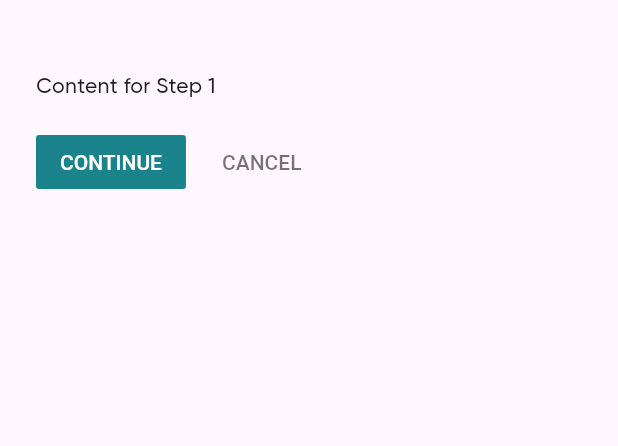
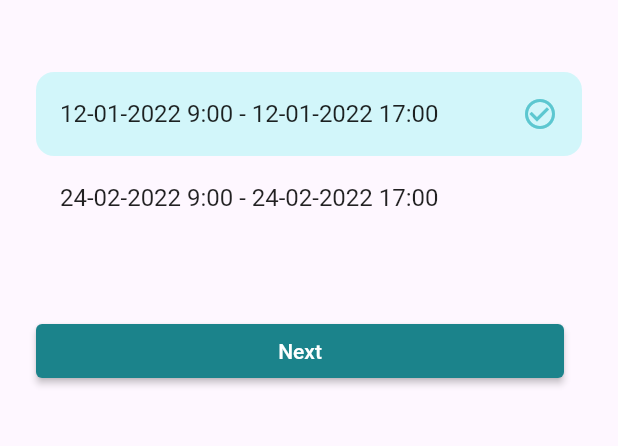
Before and after one commit to BelchieBen/I-Learn, a Flutter app: the screen it shows after launch, after a tap on "Time Management", on a phone screen of 412 x 824 dp, the part 156-602 px from its top. Run offline on Flutter 3.47's test engine with Material 2 defaults, Android fonts, the phone set to English and light mode, and no system bars.

Commit message:
Added a date selector and synced the selected value in state & changed the stepper buttons

```diff
--- a/lib/src/components/course/booking_stepper.dart
+++ b/lib/src/components/course/booking_stepper.dart
@@ -16,9 +16,30 @@ class BookingStepper extends StatefulWidget {
 
 class _BookingStepperState extends State<BookingStepper> {
   int _index = 0;
+  int selectedDateIndex = 0;
+
+  final GlobalKey<FormState> formKey = GlobalKey<FormState>();
+
+  final List<String> dates = [
+    "12-01-2022 9:00 - 12-01-2022 17:00",
+    "24-02-2022 9:00 - 24-02-2022 17:00",
+  ];
 
   @override
   Widget build(BuildContext context) {
+    final isLastStep = _index == 2 - 1;
+    Color getColor(Set<MaterialState> states) {
+      const Set<MaterialState> interactiveStates = <MaterialState>{
+        MaterialState.pressed,
+        MaterialState.hovered,
+        MaterialState.focused,
+      };
+      if (states.any(interactiveStates.contains)) {
+        return const Color.fromRGBO(139, 147, 154, 1);
+      }
+      return const Color.fromRGBO(182, 187, 193, 1);
+    }
+
     return Theme(
       data: ThemeData(
         canvasColor: Colors.transparent,
@@ -28,6 +49,12 @@ class _BookingStepperState extends State<BookingStepper> {
             ),
       ),
       child: Stepper(
+        controlsBuilder: (BuildContext context, ControlsDetails details) {
+          return Container(
+            margin: const EdgeInsets.only(top: 50),
+            child: stepperControlls(details, isLastStep, getColor),
+          );
+        },
         currentStep: _index,
         type: StepperType.horizontal,
         elevation: 0,
@@ -43,6 +70,11 @@ class _BookingStepperState extends State<BookingStepper> {
             setState(() {
               _index += 1;
             });
+          }
+          if (isLastStep) {
+            if (formKey.currentState!.validate()) {
+              // Process data.
+            }
           }
         },
         onStepTapped: (int index) {
@@ -60,8 +92,9 @@ class _BookingStepperState extends State<BookingStepper> {
                     : StepState.indexed,
             isActive: _index >= 0,
             content: Container(
-                alignment: Alignment.centerLeft,
-                child: const Text('Content for Step 1')),
+              alignment: Alignment.centerLeft,
+              child: dateSelector(),
+            ),
           ),
           Step(
             title: const Text('Submit Booking'),
@@ -74,8 +107,12 @@ class _BookingStepperState extends State<BookingStepper> {
             content: Column(
               children: [
                 CourseInformation(course: widget.course),
-                const DateSelector(),
-                const BookingForm()
+                DateSelector(
+                  date: dates[selectedDateIndex],
+                ),
+                BookingForm(
+                  formKey: formKey,
+                )
               ],
             ),
           ),
@@ -83,4 +120,63 @@ class _BookingStepperState extends State<BookingStepper> {
       ),
     );
   }
+
+  Column dateSelector() {
+    return Column(
+      children: [
+        ListView.builder(
+          shrinkWrap: true,
+          itemCount: dates.length,
+          itemBuilder: (BuildContext context, int index) {
+            return ListTile(
+              shape: const RoundedRectangleBorder(
+                borderRadius: BorderRadius.all(
+                  Radius.circular(12),
+                ),
+              ),
+              title: Text(dates[index]),
+              trailing: selectedDateIndex == index
+                  ? const Icon(
+                      Icons.check_circle_outline,
+                      color: Color.fromRGBO(92, 199, 208, 1),
+                    )
+                  : null,
+              tileColor: selectedDateIndex == index
+                  ? const Color.fromRGBO(210, 246, 250, 1)
+                  : null,
+              onTap: () {
+                setState(() {
+                  selectedDateIndex = index;
+                });
+              },
+            );
+          },
+        ),
+      ],
+    );
+  }
+
+  Row stepperControlls(ControlsDetails details, bool isLastStep,
+      Color getColor(Set<MaterialState> states)) {
+    return Row(
+      children: [
+        Expanded(
+            child: ElevatedButton(
+                onPressed: details.onStepContinue,
+                child: Text(isLastStep ? 'Submit' : 'Next'))),
+        const SizedBox(
+          width: 12,
+        ),
+        if (_index != 0)
+          Expanded(
+              child: ElevatedButton(
+                  style: ButtonStyle(
+                    backgroundColor:
+                        MaterialStateProperty.resolveWith(getColor),
+                  ),
+                  onPressed: details.onStepCancel,
+                  child: const Text('Back')))
+      ],
+    );
+  }
 }
--- a/lib/src/components/forms/booking_form.dart
+++ b/lib/src/components/forms/booking_form.dart
@@ -7,14 +7,14 @@ import '../inputs/text_form_input.dart';
  * The text fields and submit button on the last step of the booking process
  */
 class BookingForm extends StatefulWidget {
-  const BookingForm({super.key});
+  final GlobalKey<FormState> formKey;
+  const BookingForm({super.key, required this.formKey});
 
   @override
   State<BookingForm> createState() => _BookingFormState();
 }
 
 class _BookingFormState extends State<BookingForm> {
-  final GlobalKey<FormState> _formKey = GlobalKey<FormState>();
   @override
   Widget build(BuildContext context) {
     Color getColor(Set<MaterialState> states) {
@@ -30,44 +30,21 @@ class _BookingFormState extends State<BookingForm> {
     }
 
     return Form(
-      key: _formKey,
+      key: widget.formKey,
       child: Column(
         crossAxisAlignment: CrossAxisAlignment.start,
-        children: [
-          const TextFormInput(
+        children: const [
+          TextFormInput(
             labelText: "How has this training been identified?",
             numLines: 3,
           ),
-          const TextFormInput(
+          TextFormInput(
             labelText: "How will you apply the learning in your role?",
             numLines: 3,
           ),
-          const TextFormInput(
+          TextFormInput(
             labelText: "How will you measure the success of this learning?",
             numLines: 3,
-          ),
-          Padding(
-            padding: const EdgeInsets.fromLTRB(0, 12, 0, 0),
-            child: ElevatedButton(
-              style: ButtonStyle(
-                  backgroundColor: MaterialStateProperty.resolveWith(getColor),
-                  shape: MaterialStateProperty.all<RoundedRectangleBorder>(
-                    const RoundedRectangleBorder(
-                      borderRadius: BorderRadius.all(
-                        Radius.circular(12),
-                      ),
-                    ),
-                  )),
-              onPressed: () {
-                if (_formKey.currentState!.validate()) {
-                  // Process data.
-                }
-              },
-              child: const Text(
-                'Submit',
-                style: TextStyle(color: Colors.white),
-              ),
-            ),
           ),
         ],
       ),
--- a/lib/src/components/inputs/date_selector.dart
+++ b/lib/src/components/inputs/date_selector.dart
@@ -1,7 +1,8 @@
 import 'package:flutter/material.dart';
 
 class DateSelector extends StatefulWidget {
-  const DateSelector({super.key});
+  final String date;
+  const DateSelector({super.key, required this.date});
 
   @override
   State<DateSelector> createState() => _DateSelectorState();
@@ -19,24 +20,9 @@ class _DateSelectorState extends State<DateSelector> {
     return Row(
       mainAxisAlignment: MainAxisAlignment.center,
       children: [
-        const Text("24-02-2022 9:00 - 24-02-2022 17:00 "),
-        TextButton(
-          style: ButtonStyle(
-            overlayColor: MaterialStateProperty.resolveWith<Color?>(
-              (Set<MaterialState> states) {
-                if (states.any(interactiveStates.contains)) {
-                  return const Color.fromRGBO(182, 187, 193, 0.25);
-                }
-              },
-            ),
-          ),
-          onPressed: () {
-            print("Change Pressed");
-          },
-          child: const Text(
-            "Change",
-            style: TextStyle(color: Color.fromRGBO(27, 131, 139, 1)),
-          ),
+        Padding(
+          padding: const EdgeInsets.fromLTRB(0, 12, 0, 0),
+          child: Text(widget.date),
         ),
       ],
     );
```
